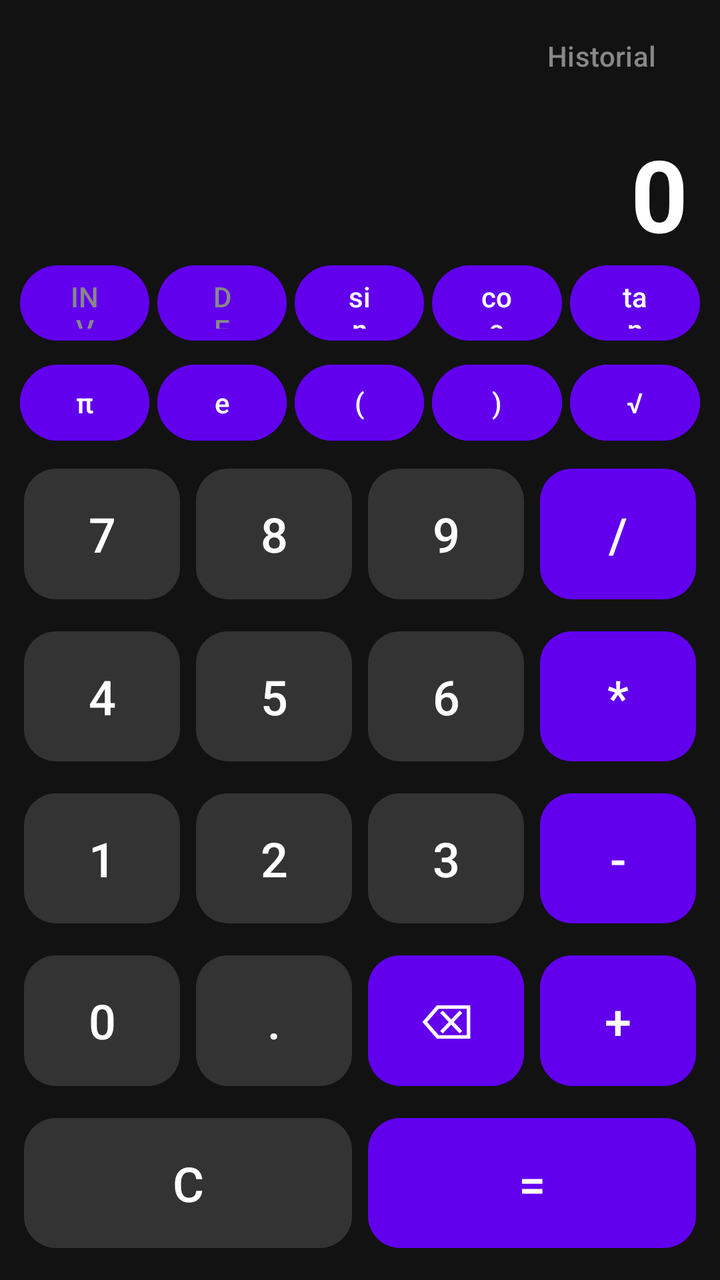
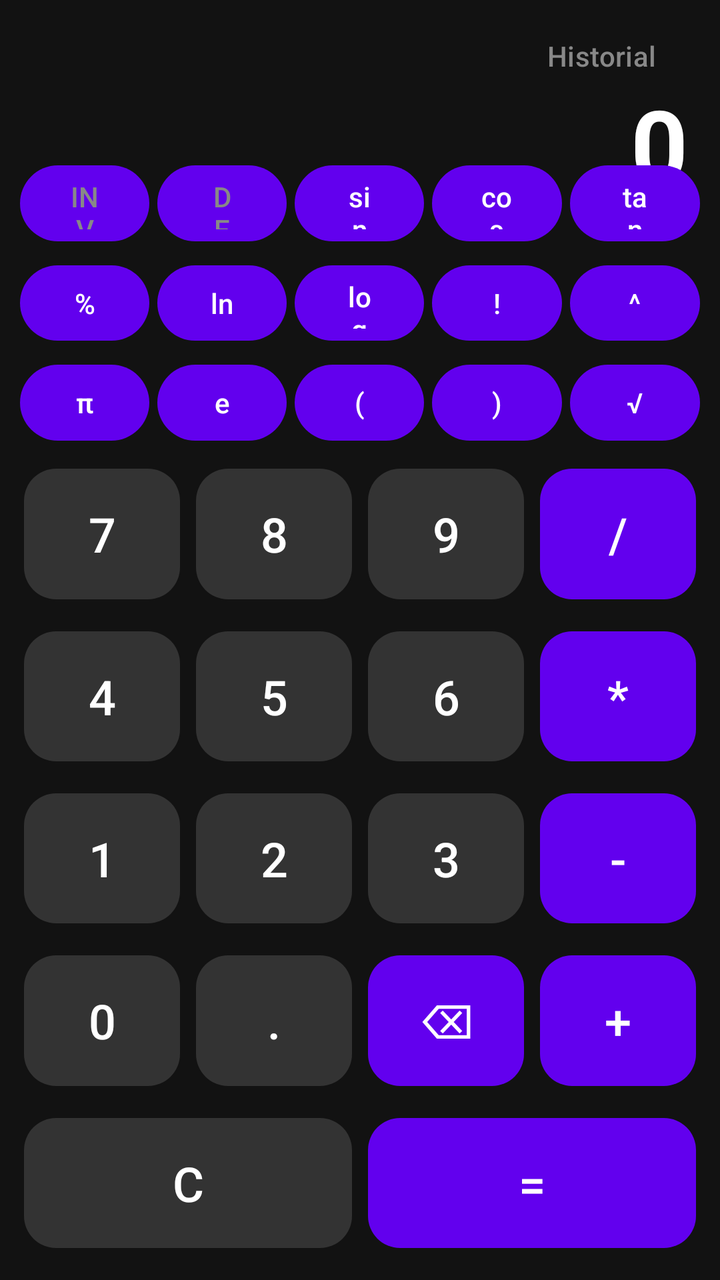

An Android layout rendered at two revisions. The XML below is the earlier revision; the diff shows what the commit changed to produce the second picture.
<!-- AndroidManifest.xml: application theme Theme.Calculadora -->
<!-- res/layout/activity_main.xml -->
<?xml version="1.0" encoding="utf-8"?>
<androidx.constraintlayout.widget.ConstraintLayout xmlns:android="http://schemas.android.com/apk/res/android"
    xmlns:app="http://schemas.android.com/apk/res-auto"
    android:layout_width="match_parent"
    android:layout_height="match_parent"
    android:background="@color/background"
    android:padding="8dp">

    
    <LinearLayout
        android:id="@+id/topBar"
        android:layout_width="0dp"
        android:layout_height="wrap_content"
        android:orientation="horizontal"
        android:gravity="end"
        app:layout_constraintEnd_toEndOf="parent"
        app:layout_constraintStart_toStartOf="parent"
        app:layout_constraintTop_toTopOf="parent">
        <Button
            android:id="@+id/btnHistory"
            android:layout_width="wrap_content"
            android:layout_height="40dp"
            android:text="Historial"
            android:textColor="@color/text_history"
            android:textSize="14sp"
            android:background="?attr/selectableItemBackground"
            android:contentDescription="Ver historial"/>
    </LinearLayout>

    <TextView
        android:id="@+id/history"
        android:layout_width="0dp"
        android:layout_height="wrap_content"
        android:layout_marginTop="8dp"
        android:gravity="end"
        android:textColor="@color/text_history"
        android:textSize="14sp"
        app:layout_constraintEnd_toEndOf="parent"
        app:layout_constraintStart_toStartOf="parent"
        app:layout_constraintTop_toBottomOf="@+id/topBar" />

    <TextView
        android:id="@+id/display"
        android:layout_width="0dp"
        android:layout_height="wrap_content"
        android:layout_marginBottom="8dp"
        android:gravity="end"
        android:padding="8dp"
        android:text="0"
        android:textColor="@color/text_white"
        android:textSize="50sp"
        android:textStyle="bold"
        android:autoSizeTextType="uniform"
        android:autoSizeMinTextSize="20sp"
        android:autoSizeMaxTextSize="50sp"
        app:layout_constraintBottom_toTopOf="@+id/filaSci1"
        app:layout_constraintEnd_toEndOf="parent"
        app:layout_constraintStart_toStartOf="parent"
        app:layout_constraintTop_toBottomOf="@+id/history" />

    
    <LinearLayout android:id="@+id/filaSci1" android:layout_width="match_parent" android:layout_height="0dp" android:orientation="horizontal"
        app:layout_constraintBottom_toTopOf="@+id/filaSci2" app:layout_constraintEnd_toEndOf="parent" app:layout_constraintStart_toStartOf="parent" app:layout_constraintHeight_percent="0.08">
        <Button android:id="@+id/btnInv" android:layout_width="0dp" android:layout_height="match_parent" android:layout_margin="2dp" android:layout_weight="1" android:text="INV" android:textSize="14sp" android:textColor="@color/text_history"/>
        <Button android:id="@+id/btnDeg" android:layout_width="0dp" android:layout_height="match_parent" android:layout_margin="2dp" android:layout_weight="1" android:text="DEG" android:textSize="14sp" android:textColor="@color/text_history"/>
        <Button android:id="@+id/btnSin" android:layout_width="0dp" android:layout_height="match_parent" android:layout_margin="2dp" android:layout_weight="1" android:text="sin" android:textSize="14sp"/>
        <Button android:id="@+id/btnCos" android:layout_width="0dp" android:layout_height="match_parent" android:layout_margin="2dp" android:layout_weight="1" android:text="cos" android:textSize="14sp"/>
        <Button android:id="@+id/btnTan" android:layout_width="0dp" android:layout_height="match_parent" android:layout_margin="2dp" android:layout_weight="1" android:text="tan" android:textSize="14sp"/>
    </LinearLayout>

    
    <LinearLayout android:id="@+id/filaSci2" android:layout_width="match_parent" android:layout_height="0dp" android:orientation="horizontal"
        app:layout_constraintBottom_toTopOf="@+id/fila1" app:layout_constraintEnd_toEndOf="parent" app:layout_constraintStart_toStartOf="parent" app:layout_constraintHeight_percent="0.08">
        <Button android:id="@+id/btnPct" android:layout_width="0dp" android:layout_height="match_parent" android:layout_margin="2dp" android:layout_weight="1" android:text="%" android:textSize="14sp"/>
        <Button android:id="@+id/btnLn" android:layout_width="0dp" android:layout_height="match_parent" android:layout_margin="2dp" android:layout_weight="1" android:text="ln" android:textSize="14sp"/>
        <Button android:id="@+id/btnLog" android:layout_width="0dp" android:layout_height="match_parent" android:layout_margin="2dp" android:layout_weight="1" android:text="log" android:textSize="14sp"/>
        <Button android:id="@+id/btnFact" android:layout_width="0dp" android:layout_height="match_parent" android:layout_margin="2dp" android:layout_weight="1" android:text="!" android:textSize="14sp"/>
        <Button android:id="@+id/btnPow" android:layout_width="0dp" android:layout_height="match_parent" android:layout_margin="2dp" android:layout_weight="1" android:text="^" android:textSize="14sp"/>
    </LinearLayout>

    
    <LinearLayout android:id="@+id/filaSci3" android:layout_width="match_parent" android:layout_height="0dp" android:orientation="horizontal"
        app:layout_constraintBottom_toTopOf="@+id/fila1" app:layout_constraintEnd_toEndOf="parent" app:layout_constraintStart_toStartOf="parent" app:layout_constraintHeight_percent="0.08">
        <Button android:id="@+id/btnPi" android:layout_width="0dp" android:layout_height="match_parent" android:layout_margin="2dp" android:layout_weight="1" android:text="π" android:textSize="14sp"/>
        <Button android:id="@+id/btnE" android:layout_width="0dp" android:layout_height="match_parent" android:layout_margin="2dp" android:layout_weight="1" android:text="e" android:textSize="14sp"/>
        <Button android:id="@+id/btnOpenP" android:layout_width="0dp" android:layout_height="match_parent" android:layout_margin="2dp" android:layout_weight="1" android:text="(" android:textSize="14sp"/>
        <Button android:id="@+id/btnCloseP" android:layout_width="0dp" android:layout_height="match_parent" android:layout_margin="2dp" android:layout_weight="1" android:text=")" android:textSize="14sp"/>
        <Button android:id="@+id/btnSqrt" android:layout_width="0dp" android:layout_height="match_parent" android:layout_margin="2dp" android:layout_weight="1" android:text="√" android:textSize="14sp"/>
    </LinearLayout>

    
    <LinearLayout android:id="@+id/fila1" android:layout_width="match_parent" android:layout_height="0dp" android:orientation="horizontal"
        app:layout_constraintBottom_toTopOf="@+id/fila2" app:layout_constraintEnd_toEndOf="parent" app:layout_constraintStart_toStartOf="parent" app:layout_constraintHeight_percent="0.13">
        <Button android:id="@+id/btn7" android:layout_width="0dp" android:layout_height="match_parent" android:layout_margin="4dp" android:layout_weight="1" android:text="7" android:textSize="24sp" app:cornerRadius="16dp" app:backgroundTint="@color/button_number"/>
        <Button android:id="@+id/btn8" android:layout_width="0dp" android:layout_height="match_parent" android:layout_margin="4dp" android:layout_weight="1" android:text="8" android:textSize="24sp" app:cornerRadius="16dp" app:backgroundTint="@color/button_number"/>
        <Button android:id="@+id/btn9" android:layout_width="0dp" android:layout_height="match_parent" android:layout_margin="4dp" android:layout_weight="1" android:text="9" android:textSize="24sp" app:cornerRadius="16dp" app:backgroundTint="@color/button_number"/>
        <Button android:id="@+id/btnDiv" android:layout_width="0dp" android:layout_height="match_parent" android:layout_margin="4dp" android:layout_weight="1" android:text="/" android:textSize="24sp" app:cornerRadius="16dp" app:backgroundTint="@color/button_operator"/>
    </LinearLayout>

    <LinearLayout android:id="@+id/fila2" android:layout_width="match_parent" android:layout_height="0dp" android:orientation="horizontal"
        app:layout_constraintBottom_toTopOf="@+id/fila3" app:layout_constraintEnd_toEndOf="parent" app:layout_constraintStart_toStartOf="parent" app:layout_constraintHeight_percent="0.13">
        <Button android:id="@+id/btn4" android:layout_width="0dp" android:layout_height="match_parent" android:layout_margin="4dp" android:layout_weight="1" android:text="4" android:textSize="24sp" app:cornerRadius="16dp" app:backgroundTint="@color/button_number"/>
        <Button android:id="@+id/btn5" android:layout_width="0dp" android:layout_height="match_parent" android:layout_margin="4dp" android:layout_weight="1" android:text="5" android:textSize="24sp" app:cornerRadius="16dp" app:backgroundTint="@color/button_number"/>
        <Button android:id="@+id/btn6" android:layout_width="0dp" android:layout_height="match_parent" android:layout_margin="4dp" android:layout_weight="1" android:text="6" android:textSize="24sp" app:cornerRadius="16dp" app:backgroundTint="@color/button_number"/>
        <Button android:id="@+id/btnMul" android:layout_width="0dp" android:layout_height="match_parent" android:layout_margin="4dp" android:layout_weight="1" android:text="*" android:textSize="24sp" app:cornerRadius="16dp" app:backgroundTint="@color/button_operator"/>
    </LinearLayout>

    <LinearLayout android:id="@+id/fila3" android:layout_width="match_parent" android:layout_height="0dp" android:orientation="horizontal"
        app:layout_constraintBottom_toTopOf="@+id/fila4" app:layout_constraintEnd_toEndOf="parent" app:layout_constraintStart_toStartOf="parent" app:layout_constraintHeight_percent="0.13">
        <Button android:id="@+id/btn1" android:layout_width="0dp" android:layout_height="match_parent" android:layout_margin="4dp" android:layout_weight="1" android:text="1" android:textSize="24sp" app:cornerRadius="16dp" app:backgroundTint="@color/button_number"/>
        <Button android:id="@+id/btn2" android:layout_width="0dp" android:layout_height="match_parent" android:layout_margin="4dp" android:layout_weight="1" android:text="2" android:textSize="24sp" app:cornerRadius="16dp" app:backgroundTint="@color/button_number"/>
        <Button android:id="@+id/btn3" android:layout_width="0dp" android:layout_height="match_parent" android:layout_margin="4dp" android:layout_weight="1" android:text="3" android:textSize="24sp" app:cornerRadius="16dp" app:backgroundTint="@color/button_number"/>
        <Button android:id="@+id/btnSub" android:layout_width="0dp" android:layout_height="match_parent" android:layout_margin="4dp" android:layout_weight="1" android:text="-" android:textSize="24sp" app:cornerRadius="16dp" app:backgroundTint="@color/button_operator"/>
    </LinearLayout>

    <LinearLayout android:id="@+id/fila4" android:layout_width="match_parent" android:layout_height="0dp" android:orientation="horizontal"
        app:layout_constraintBottom_toTopOf="@+id/fila5" app:layout_constraintEnd_toEndOf="parent" app:layout_constraintStart_toStartOf="parent" app:layout_constraintHeight_percent="0.13">
        <Button android:id="@+id/btn0" android:layout_width="0dp" android:layout_height="match_parent" android:layout_margin="4dp" android:layout_weight="1" android:text="0" android:textSize="24sp" app:cornerRadius="16dp" app:backgroundTint="@color/button_number"/>
        <Button android:id="@+id/btnDot" android:layout_width="0dp" android:layout_height="match_parent" android:layout_margin="4dp" android:layout_weight="1" android:text="." android:textSize="24sp" app:cornerRadius="16dp" app:backgroundTint="@color/button_number"/>
        <Button android:id="@+id/btnBack" android:layout_width="0dp" android:layout_height="match_parent" android:layout_margin="4dp" android:layout_weight="1" android:text="⌫" android:textSize="24sp" app:cornerRadius="16dp" app:backgroundTint="@color/button_operator"/>
        <Button android:id="@+id/btnAdd" android:layout_width="0dp" android:layout_height="match_parent" android:layout_margin="4dp" android:layout_weight="1" android:text="+" android:textSize="24sp" app:cornerRadius="16dp" app:backgroundTint="@color/button_operator"/>
    </LinearLayout>

    <LinearLayout android:id="@+id/fila5" android:layout_width="match_parent" android:layout_height="0dp" android:orientation="horizontal"
        app:layout_constraintBottom_toBottomOf="parent" app:layout_constraintEnd_toEndOf="parent" app:layout_constraintStart_toStartOf="parent" app:layout_constraintHeight_percent="0.13">
        <Button android:id="@+id/btnClear" android:layout_width="0dp" android:layout_height="match_parent" android:layout_margin="4dp" android:layout_weight="2" android:text="C" android:textSize="24sp" app:cornerRadius="16dp" app:backgroundTint="@color/button_number"/>
        <Button android:id="@+id/btnEquals" android:layout_width="0dp" android:layout_height="match_parent" android:layout_margin="4dp" android:layout_weight="2" android:text="=" android:textSize="24sp" app:cornerRadius="16dp" app:backgroundTint="@color/button_operator"/>
    </LinearLayout>
</androidx.constraintlayout.widget.ConstraintLayout>
<!-- resources referenced by this layout -->
<resources>
  <color name="background">#121212</color>
  <color name="button_number">#333333</color>
  <color name="button_operator">#FF6200EE</color>
  <color name="text_history">#888888</color>
  <color name="text_white">#FFFFFFFF</color>
  <style name="Theme.Calculadora" parent="Theme.Material3.Dark.NoActionBar">
          <item name="colorPrimary">#FF6200EE</item>
          <item name="colorOnPrimary">#FFFFFFFF</item>
          <item name="colorSurface">#1E1E1E</item>
          <item name="colorOnSurface">#FFFFFFFF</item>
          <item name="android:windowBackground">#121212</item>
      </style>
</resources>

<!-- the commit's change to res/layout/activity_main.xml (unified diff, before → after) -->
@@ -70,7 +70,7 @@
 
     
     <LinearLayout android:id="@+id/filaSci2" android:layout_width="match_parent" android:layout_height="0dp" android:orientation="horizontal"
-        app:layout_constraintBottom_toTopOf="@+id/fila1" app:layout_constraintEnd_toEndOf="parent" app:layout_constraintStart_toStartOf="parent" app:layout_constraintHeight_percent="0.08">
+        app:layout_constraintBottom_toTopOf="@+id/filaSci3" app:layout_constraintEnd_toEndOf="parent" app:layout_constraintStart_toStartOf="parent" app:layout_constraintHeight_percent="0.08">
         <Button android:id="@+id/btnPct" android:layout_width="0dp" android:layout_height="match_parent" android:layout_margin="2dp" android:layout_weight="1" android:text="%" android:textSize="14sp"/>
         <Button android:id="@+id/btnLn" android:layout_width="0dp" android:layout_height="match_parent" android:layout_margin="2dp" android:layout_weight="1" android:text="ln" android:textSize="14sp"/>
         <Button android:id="@+id/btnLog" android:layout_width="0dp" android:layout_height="match_parent" android:layout_margin="2dp" android:layout_weight="1" android:text="log" android:textSize="14sp"/>
@@ -94,7 +94,7 @@
         <Button android:id="@+id/btn7" android:layout_width="0dp" android:layout_height="match_parent" android:layout_margin="4dp" android:layout_weight="1" android:text="7" android:textSize="24sp" app:cornerRadius="16dp" app:backgroundTint="@color/button_number"/>
         <Button android:id="@+id/btn8" android:layout_width="0dp" android:layout_height="match_parent" android:layout_margin="4dp" android:layout_weight="1" android:text="8" android:textSize="24sp" app:cornerRadius="16dp" app:backgroundTint="@color/button_number"/>
         <Button android:id="@+id/btn9" android:layout_width="0dp" android:layout_height="match_parent" android:layout_margin="4dp" android:layout_weight="1" android:text="9" android:textSize="24sp" app:cornerRadius="16dp" app:backgroundTint="@color/button_number"/>
-        <Button android:id="@+id/btnDiv" android:layout_width="0dp" android:layout_height="match_parent" android:layout_margin="4dp" android:layout_weight="1" android:text="/" android:textSize="24sp" app:cornerRadius="16dp" app:backgroundTint="@color/button_operator"/>
+        <Button android:id="@+id/btnDiv" android:layout_width="0dp" android:layout_height="match_parent" android:layout_margin="4dp" android:layout_weight="1" android:text="&#47;" android:textSize="24sp" app:cornerRadius="16dp" app:backgroundTint="@color/button_operator"/>
     </LinearLayout>
 
     <LinearLayout android:id="@+id/fila2" android:layout_width="match_parent" android:layout_height="0dp" android:orientation="horizontal"
@@ -102,7 +102,7 @@
         <Button android:id="@+id/btn4" android:layout_width="0dp" android:layout_height="match_parent" android:layout_margin="4dp" android:layout_weight="1" android:text="4" android:textSize="24sp" app:cornerRadius="16dp" app:backgroundTint="@color/button_number"/>
         <Button android:id="@+id/btn5" android:layout_width="0dp" android:layout_height="match_parent" android:layout_margin="4dp" android:layout_weight="1" android:text="5" android:textSize="24sp" app:cornerRadius="16dp" app:backgroundTint="@color/button_number"/>
         <Button android:id="@+id/btn6" android:layout_width="0dp" android:layout_height="match_parent" android:layout_margin="4dp" android:layout_weight="1" android:text="6" android:textSize="24sp" app:cornerRadius="16dp" app:backgroundTint="@color/button_number"/>
-        <Button android:id="@+id/btnMul" android:layout_width="0dp" android:layout_height="match_parent" android:layout_margin="4dp" android:layout_weight="1" android:text="*" android:textSize="24sp" app:cornerRadius="16dp" app:backgroundTint="@color/button_operator"/>
+        <Button android:id="@+id/btnMul" android:layout_width="0dp" android:layout_height="match_parent" android:layout_margin="4dp" android:layout_weight="1" android:text="&#42;" android:textSize="24sp" app:cornerRadius="16dp" app:backgroundTint="@color/button_operator"/>
     </LinearLayout>
 
     <LinearLayout android:id="@+id/fila3" android:layout_width="match_parent" android:layout_height="0dp" android:orientation="horizontal"
